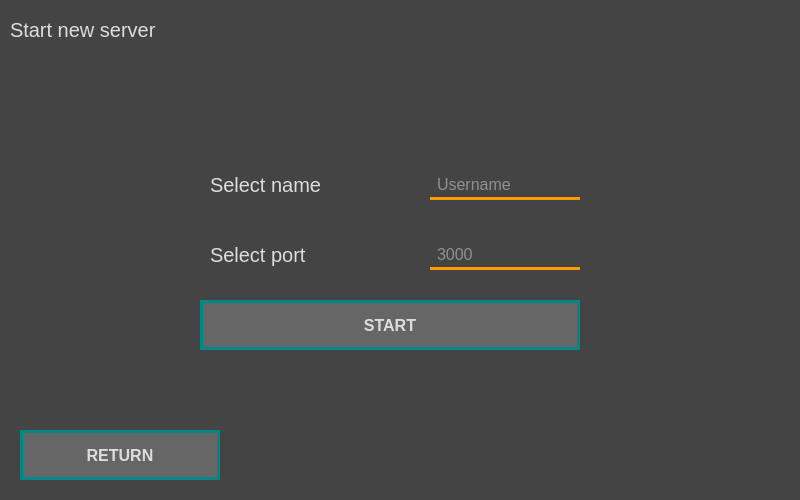
Before: the Qt Designer form application.ui in LukaszMichalsky/PS-Warships-GUI, drawn with Qt 5.
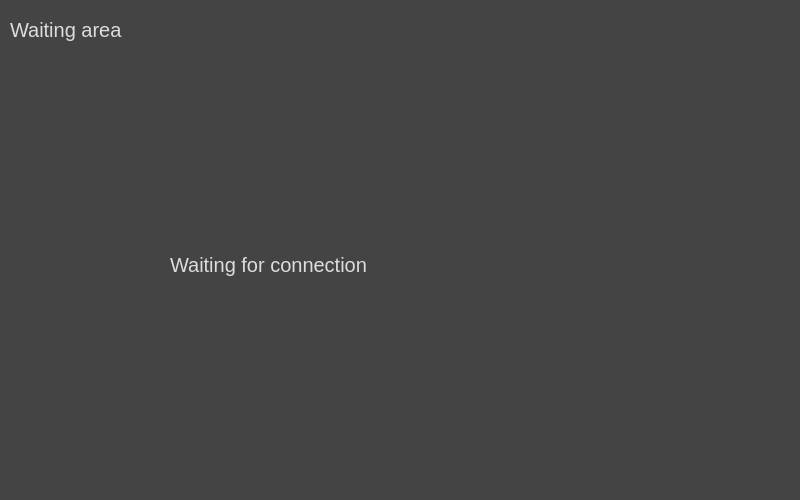
After: the same form once the commit is applied. The open tabs and pages were chosen to show the change.

Commit message: Added waiting area page

What changed in the file:
```diff
--- a/application.ui
+++ b/application.ui
@@ -444,6 +444,46 @@
       </property>
      </widget>
     </widget>
+    <widget class="QWidget" name="pageWaitingArea">
+     <widget class="QLabel" name="labelWaiting">
+      <property name="geometry">
+       <rect>
+        <x>170</x>
+        <y>240</y>
+        <width>480</width>
+        <height>50</height>
+       </rect>
+      </property>
+      <property name="text">
+       <string>Waiting for connection</string>
+      </property>
+      <property name="BORDER_BOTTOM" stdset="0">
+       <bool>true</bool>
+      </property>
+      <property name="BORDER_RIGHT" stdset="0">
+       <bool>true</bool>
+      </property>
+     </widget>
+     <widget class="QLabel" name="labelWaitingTitle">
+      <property name="geometry">
+       <rect>
+        <x>10</x>
+        <y>0</y>
+        <width>780</width>
+        <height>60</height>
+       </rect>
+      </property>
+      <property name="text">
+       <string>Waiting area</string>
+      </property>
+      <property name="BORDER_BOTTOM" stdset="0">
+       <bool>true</bool>
+      </property>
+      <property name="STYLE_TITLE" stdset="0">
+       <bool>true</bool>
+      </property>
+     </widget>
+    </widget>
    </widget>
   </widget>
  </widget>
```
Left out of the diff: 6 changed lines with no effect on the pictures. The commit also changes 5 other files.
